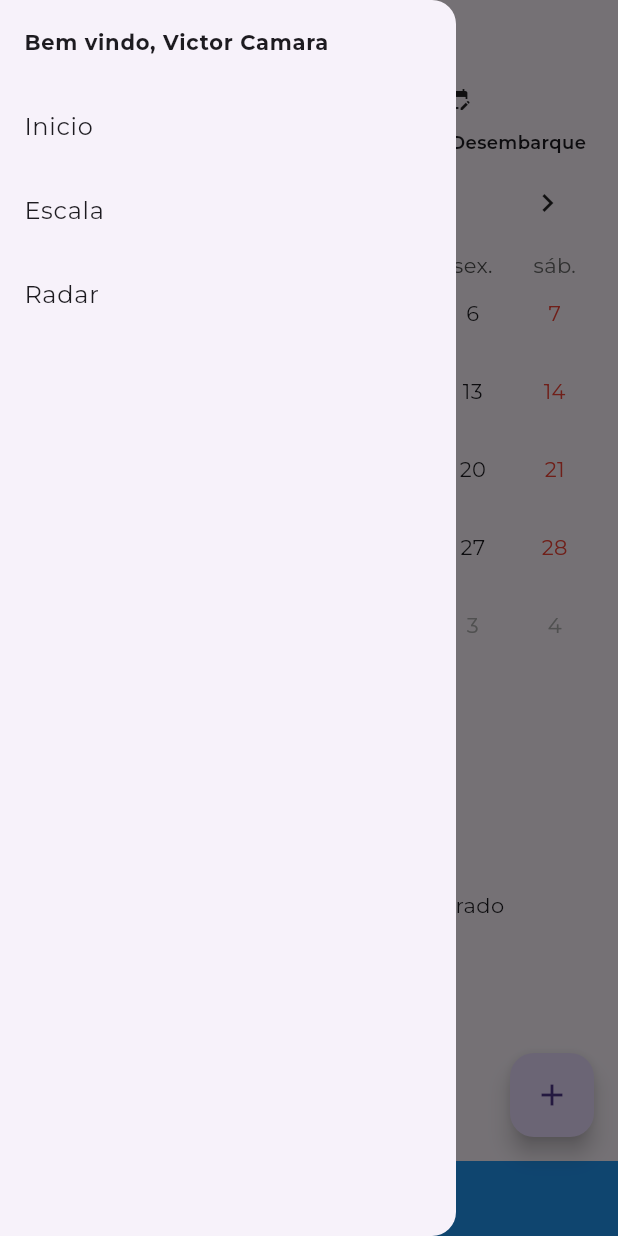
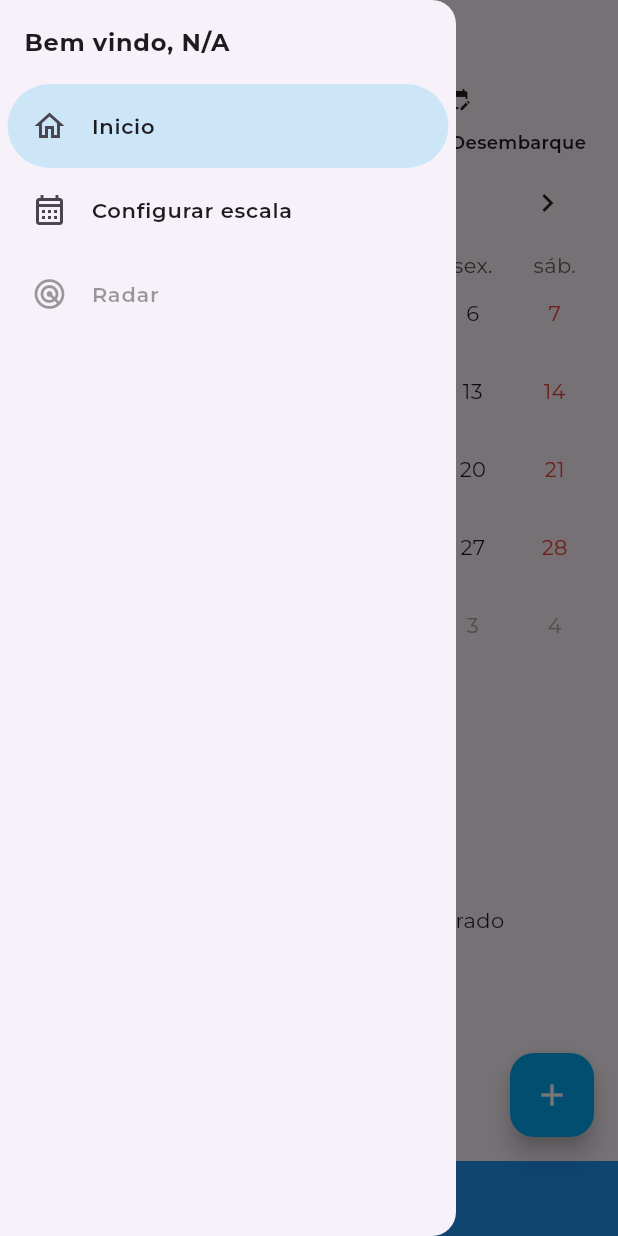
Before and after one commit to victorLessa/marine_app, a Flutter app: the screen it shows after launch, with the side drawer open, on a phone screen of 412 x 824 dp. Run offline on Flutter 3.47's test engine with Material 3 defaults, Android fonts, the phone set to English and light mode, and no system bars; drawn by our look-alikes of table_calendar; our stand-ins replace flutter_colorpicker, numberpicker, sqflite; accounts and stored records are empty; project files that could hold a hidden picture were left out.

Commit message:
rafactor: refatorando estilo e esturura do widget drawer

```diff
--- a/lib/models/app_state.dart
+++ b/lib/models/app_state.dart
@@ -4,5 +4,5 @@ class AppState {
   String userName;
   WorkScheduleState? workScheduleState;
 
-  AppState({this.userName = 'Victor Camara', this.workScheduleState});
+  AppState({this.userName = 'N/A', this.workScheduleState});
 }
--- a/lib/screens/home_screen.dart
+++ b/lib/screens/home_screen.dart
@@ -1,6 +1,7 @@
 import 'package:flutter/material.dart';
 import 'package:marine/providers/work_schedule_provider.dart';
 import 'package:marine/screens/form_event.dart';
+import 'package:marine/styles/app_style.dart';
 import 'package:marine/widgets/list_view_events.dart';
 import 'package:marine/widgets/custom_view.dart';
 import 'package:marine/widgets/legend.dart';
@@ -18,7 +19,7 @@ class HomeScreen extends StatelessWidget {
         title: const Text('Inicio'),
       ),
       floatingActionButton: FloatingActionButton(
-        child: const Icon(Icons.add),
+        backgroundColor: Colors.lightBlue,
         onPressed: () {
           Navigator.push(
             context,
@@ -27,6 +28,10 @@ class HomeScreen extends StatelessWidget {
             ),
           );
         },
+        child: const Icon(
+          Icons.add,
+          color: Colors.white,
+        ),
       ),
       drawer: const CustomDrawer(),
       body: Column(
@@ -65,23 +70,24 @@ class HomeScreen extends StatelessWidget {
                 const SizedBox(
                   height: 10,
                 ),
-                const Row(
+                Row(
                   mainAxisAlignment: MainAxisAlignment.spaceEvenly,
                   children: [
-                    Legend(
-                        title: 'Embarcado',
-                        color: Color.fromRGBO(214, 0, 0, 1)),
+                    Legend(title: 'Embarcado', color: AppColors.embarked),
                     Legend(
                         title: 'Reunião pré embarque',
-                        color: Color.fromARGB(255, 0, 156, 208)),
+                        color: AppColors.preBoardingMeeting),
                     Legend(
                         title: 'Desembarque',
-                        color: Color.fromARGB(255, 122, 208, 255)),
+                        color: AppColors.desembarkationDay),
                   ],
                 ),
                 const Calendar(),
               ],
             ),
+          ),
+          Container(
+            height: 20,
           ),
           const Expanded(child: CalendarEvents()),
         ],
--- /dev/null
+++ b/lib/styles/app_style.dart
@@ -0,0 +1,17 @@
+import 'package:flutter/material.dart';
+
+class AppColors {
+  static get preBoardingMeeting => Colors.orange;
+  static get embarked => const Color.fromARGB(255, 214, 0, 0);
+  static get desembarkationDay => const Color.fromARGB(255, 122, 208, 255);
+  static get selectedColor => const Color.fromARGB(255, 123, 148, 164);
+  static get todayColor => const Color.fromARGB(255, 18, 148, 242);
+  static get activeMenuColor => const Color.fromARGB(255, 204, 230, 248);
+}
+
+class AppFonts {
+  static get menuTile =>
+      const TextStyle(fontSize: 14, fontWeight: FontWeight.w600);
+  static get drawerTitle =>
+      const TextStyle(fontSize: 16, fontWeight: FontWeight.bold);
+}
--- a/lib/widgets/custom_drawer.dart
+++ b/lib/widgets/custom_drawer.dart
@@ -1,12 +1,24 @@
 import 'package:flutter/material.dart';
 import 'package:marine/providers/app_provider.dart';
+import 'package:marine/styles/app_style.dart';
 import 'package:provider/provider.dart';
 
-class CustomDrawer extends StatelessWidget {
+class CustomDrawer extends StatefulWidget {
   const CustomDrawer({super.key});
 
   @override
+  State<CustomDrawer> createState() => _CustomDrawerState();
+}
+
+class _CustomDrawerState extends State<CustomDrawer> {
+  Color? isActive(String? currentRoute, String to) {
+    return currentRoute == to ? AppColors.activeMenuColor : null;
+  }
+
+  @override
   Widget build(BuildContext context) {
+    final String? currentRoute = ModalRoute.of(context)?.settings.name;
+
     return Drawer(
       child: ListView(
         children: [
@@ -14,25 +26,55 @@ class CustomDrawer extends StatelessWidget {
             return ListTile(
               title: Text(
                 'Bem vindo, ${appState.state.userName}',
-                style:
-                    const TextStyle(fontSize: 14, fontWeight: FontWeight.bold),
+                style: AppFonts.drawerTitle,
               ),
             );
           }),
-          ListTile(
-            title: const Text('Inicio'),
-            onTap: () => Navigator.pushNamed(context, '/'),
+          itemMenu(
+            title: "Inicio",
+            backgroundColor: isActive(currentRoute, '/'),
+            icon: const Icon(Icons.home_outlined),
+            onTap: () {
+              Navigator.pop(context);
+              Navigator.pushNamed(context, '/');
+            },
           ),
-          ListTile(
-            title: const Text('Escala'),
-            onTap: () => Navigator.pushNamed(context, '/escala'),
+          itemMenu(
+            title: "Configurar escala",
+            backgroundColor: isActive(currentRoute, '/escala'),
+            icon: const Icon(Icons.calendar_month_outlined),
+            onTap: () {
+              Navigator.pop(context);
+              Navigator.pushNamed(context, '/escala');
+            },
           ),
-          ListTile(
-            title: const Text('Radar'),
-            onTap: () => Navigator.pushNamed(context, '/radar'),
-          ),
+          itemMenu(
+              title: "Radar",
+              icon: const Icon(Icons.radar_outlined),
+              enabled: false),
         ],
       ),
     );
   }
+
+  Widget itemMenu(
+      {required String title,
+      Icon? icon,
+      void Function()? onTap,
+      Color? backgroundColor,
+      bool enabled = true,
+      String? currentRoute}) {
+    return Container(
+      margin: const EdgeInsets.only(left: 5, right: 5),
+      decoration: BoxDecoration(
+        borderRadius: BorderRadius.circular(50),
+        color: backgroundColor,
+      ),
+      child: ListTile(
+          leading: icon,
+          enabled: enabled,
+          title: Text(title, style: AppFonts.menuTile),
+          onTap: onTap),
+    );
+  }
 }
--- a/lib/widgets/table_calendar.dart
+++ b/lib/widgets/table_calendar.dart
@@ -1,7 +1,9 @@
 import 'package:flutter/material.dart';
+import 'package:marine/extensions/datetime.dart';
 import 'package:marine/models/event_state.dart';
 import 'package:marine/providers/calendar_provider.dart';
 import 'package:marine/providers/event_provider.dart';
+import 'package:marine/styles/app_style.dart';
 import 'package:marine/widgets/utils_calendar.dart';
 import 'package:provider/provider.dart';
 import 'package:table_calendar/table_calendar.dart';
@@ -14,9 +16,6 @@ class Calendar extends StatefulWidget {
 }
 
 class _CalendarPageState extends State<Calendar> {
-  final Color todayColor = const Color.fromARGB(255, 0, 156, 208);
-  final Color selectedColor = const Color.fromARGB(255, 123, 148, 164);
-
   @override
   void initState() {
     super.initState();
@@ -57,16 +56,12 @@ class _CalendarPageState extends State<Calendar> {
 
               calendarBuilders: CalendarBuilders(
                 todayBuilder: (context, date, focusedDay) =>
-                    dayBuilder(todayColor, context, date, focusedDay),
+                    dayBuilder(AppColors.todayColor, context, date),
                 selectedBuilder: (context, date, focusedDay) =>
-                    dayBuilder(selectedColor, context, date, focusedDay),
+                    dayBuilder(AppColors.selectedColor, context, date),
                 markerBuilder: (context, day, List<EventState> events) {
                   if (events.isNotEmpty) {
-                    // return Positioned(
-                    //   bottom: 10, // Ajusta a posição das bolinhas
-                    //   child: _buildEventsMarker(day, events),
-                    // );
-                    return _buildEventsMarker(day, events);
+                    return _buildEventsMarker(day, events, calendarProvider);
                   }
                   return null;
                 },
@@ -83,7 +78,7 @@ class _CalendarPageState extends State<Calendar> {
     });
   }
 
-  Widget dayBuilder(Color color, context, date, focusedDay) {
+  Widget dayBuilder(Color color, context, date) {
     return Container(
       margin: const EdgeInsets.all(3.0),
       alignment: Alignment.center,
@@ -98,26 +93,40 @@ class _CalendarPageState extends State<Calendar> {
     );
   }
 
-  Widget _buildEventsMarker(DateTime date, List<EventState> events) {
-    int hasEmbarked = events.indexWhere((EventState event) => event.embarked);
-    if (hasEmbarked != -1) {
+  Widget _buildEventsMarker(DateTime date, List<EventState> events,
+      CalendarProvider calendarProvider) {
+    DateTime focusedDay = calendarProvider.focusedDay;
+
+    if (focusedDay.isAtSameMomentAs(date)) {
+      return dayBuilder(AppColors.selectedColor, context, date);
+    } else if (date.isAtSameMomentAs(DateTime.now().toDateOnly())) {
+      return dayBuilder(AppColors.todayColor, context, date);
+    }
+
+    int embarkedIndex = events.indexWhere((EventState event) => event.embarked);
+    if (embarkedIndex != -1) {
       return Stack(
         alignment: Alignment.center,
         children: [
           Container(
             margin: const EdgeInsets.all(3.0),
-            decoration:
-                const BoxDecoration(shape: BoxShape.circle, color: Colors.red),
+            decoration: BoxDecoration(
+              shape: BoxShape.circle,
+              border: Border.all(color: events[embarkedIndex].color),
+            ),
           ),
           Center(
-            child: Text('${date.day}'),
+            child: Text(
+              '${date.day}',
+            ),
           ),
           Positioned(
             bottom: 10.0,
             child: Row(
               crossAxisAlignment: CrossAxisAlignment.center,
               mainAxisAlignment: MainAxisAlignment.center,
-              children: events.take(3).map((event) {
+              children:
+                  events.take(3).where((event) => !event.embarked).map((event) {
                 Color color = (event as EventState?)?.color ?? Colors.grey;
 
                 return Container(
@@ -135,7 +144,9 @@ class _CalendarPageState extends State<Calendar> {
         ],
       );
     }
-    return Row(
+    return Positioned(
+      bottom: 8.0,
+      child: Row(
         mainAxisAlignment: MainAxisAlignment.center,
         children: events.take(3).map((event) {
           Color color = (event as EventState?)?.color ?? Colors.grey;
@@ -150,6 +161,7 @@ class _CalendarPageState extends State<Calendar> {
             ),
           );
         }).toList(),
+      ),
     );
   }
 }
```
Also changed, not shown: lib/providers/work_schedule_provider.dart (+4 -3 lines). Lines whose indentation alone changed are shown as unchanged.
